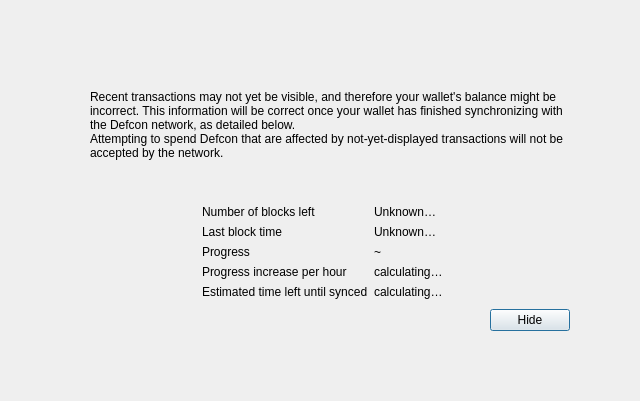
Above: src/qt/forms/modaloverlay.ui from defcon-project/defcon before the change. Below: the same form after it.
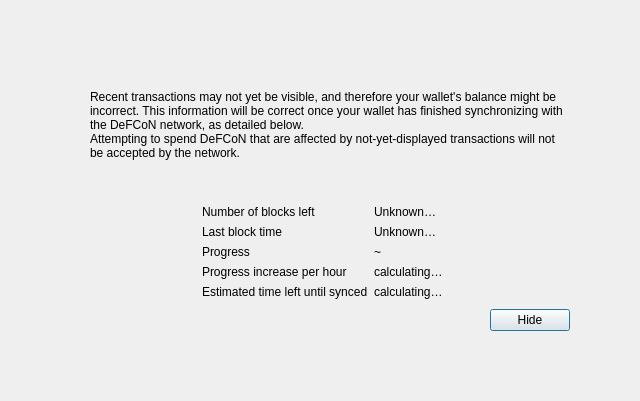
That is the form after the change.

Diff of the .ui file:
```diff
--- a/src/qt/forms/modaloverlay.ui
+++ b/src/qt/forms/modaloverlay.ui
@@ -111,7 +111,7 @@
              <item>
               <widget class="QLabel" name="infoText">
                <property name="text">
-                <string>Recent transactions may not yet be visible, and therefore your wallet's balance might be incorrect. This information will be correct once your wallet has finished synchronizing with the Defcon network, as detailed below.</string>
+                <string>Recent transactions may not yet be visible, and therefore your wallet's balance might be incorrect. This information will be correct once your wallet has finished synchronizing with the DeFCoN network, as detailed below.</string>
                </property>
                <property name="textFormat">
                 <enum>Qt::RichText</enum>
@@ -124,7 +124,7 @@
              <item>
               <widget class="QLabel" name="infoTextStrong">
                <property name="text">
-                <string>Attempting to spend Defcon that are affected by not-yet-displayed transactions will not be accepted by the network.</string>
+                <string>Attempting to spend DeFCoN that are affected by not-yet-displayed transactions will not be accepted by the network.</string>
                </property>
                <property name="textFormat">
                 <enum>Qt::RichText</enum>
```
